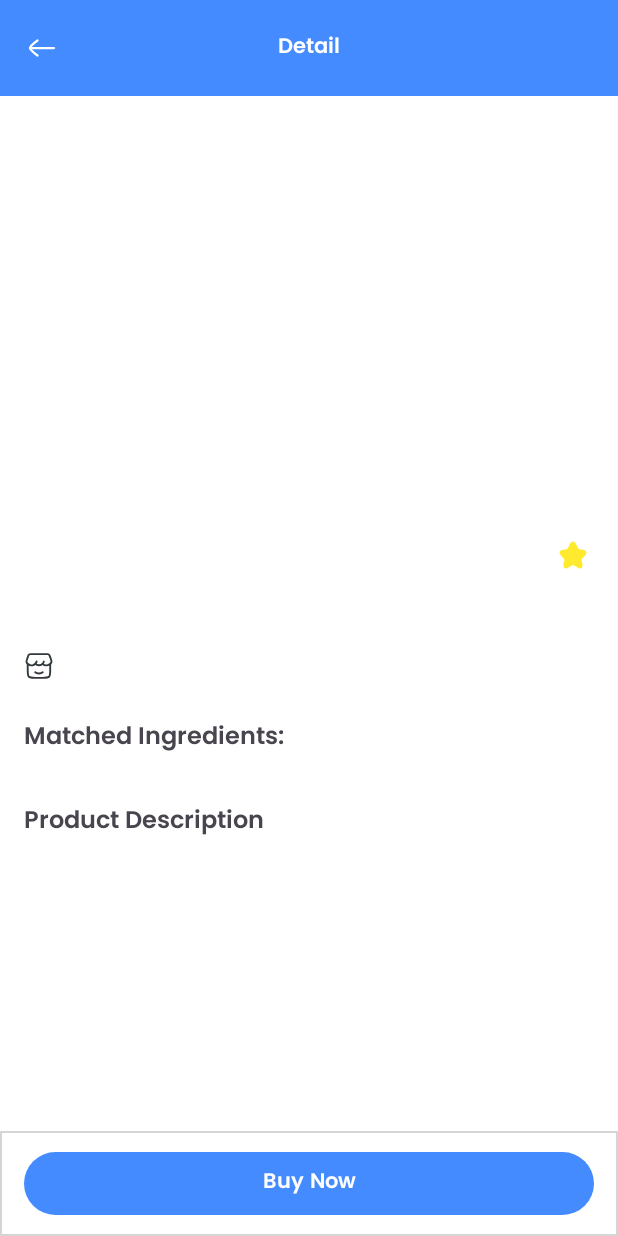
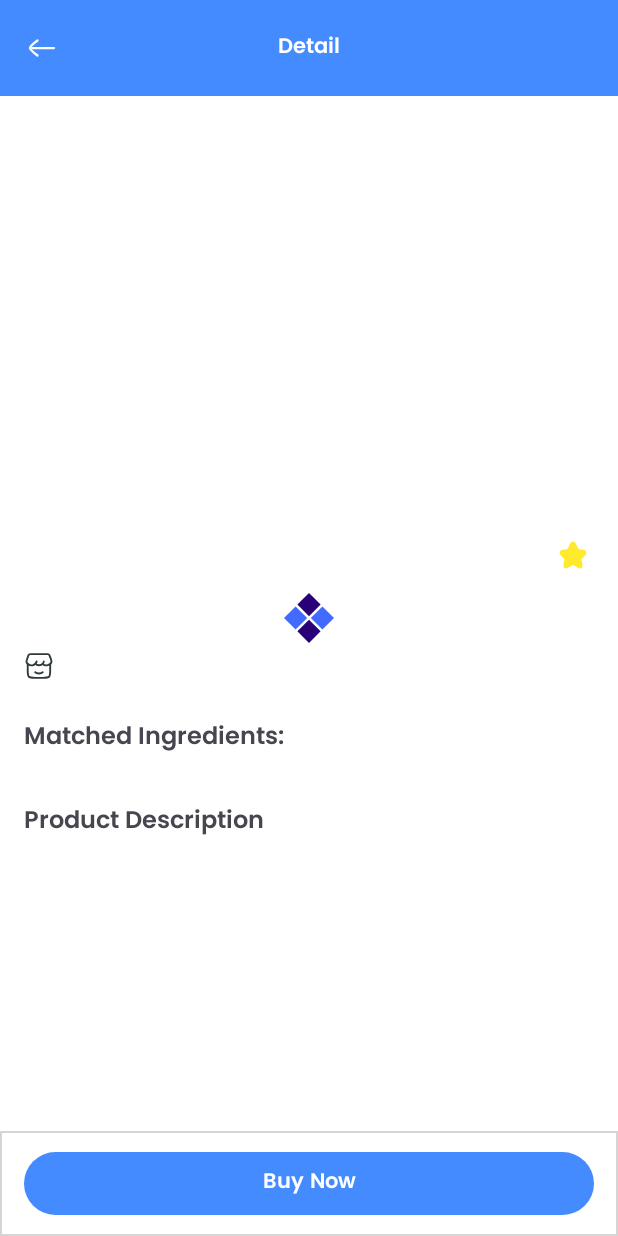
Before and after one commit to DermaSeer/DermaSeer-app, an Android app: the fragment ProductDetailRecomendationFragment placed in its activity, on a phone screen of 412 x 824 dp. Run offline under Robolectric (Android 15) with nearby library versions, the phone set to English and light mode, and no system bars; our stand-ins replace Dagger/Hilt's generated code, Firebase (no records; nobody signed in at launch, a user with empty details on screens opened directly), FlexboxLayout, navigation-ui; libraries missing offline, so code that uses them is left out: com.chuckerteam.chucker; pictures from the network do not load; 5 statements that could not run were skipped.

Commit message:
little improvement ui

```diff
--- a/app/src/main/res/layout/fragment_product_detail_recomendation.xml
+++ b/app/src/main/res/layout/fragment_product_detail_recomendation.xml
@@ -7,16 +7,18 @@
     android:background="@color/white"
     tools:context=".ui.product_detail.ProductDetailRecomendationFragment">
 
-    <ProgressBar
+    <com.airbnb.lottie.LottieAnimationView
         android:id="@+id/progressBar"
         android:layout_width="48dp"
         android:layout_height="48dp"
-        android:indeterminate="true"
-        android:visibility="gone"
+        app:lottie_rawRes="@raw/animation1"
+        app:layout_constraintStart_toStartOf="parent"
+        app:layout_constraintEnd_toEndOf="parent"
+        app:layout_constraintTop_toTopOf="parent"
         app:layout_constraintBottom_toBottomOf="parent"
-        app:layout_constraintEnd_toEndOf="parent"
-        app:layout_constraintStart_toStartOf="parent"
-        app:layout_constraintTop_toTopOf="parent" />
+        android:visibility="visible"
+        app:lottie_autoPlay="true"
+        app:lottie_loop="true" />
 
     <com.google.android.material.appbar.AppBarLayout
         android:id="@+id/appBarLayout"
```
Also changed, not shown: app/src/main/java/com/dermaseer/dermaseer/ui/product_detail/ProductDetailFragment.kt (+22 -8 lines), app/src/main/java/com/dermaseer/dermaseer/ui/product_detail/ProductDetailRecomendationFragment.kt (+9 -1 lines), app/src/main/res/layout/fragment_product_detail.xml (+7 -5 lines), app/src/main/res/layout/item_history.xml (+12 -9 lines), 10 other files.
